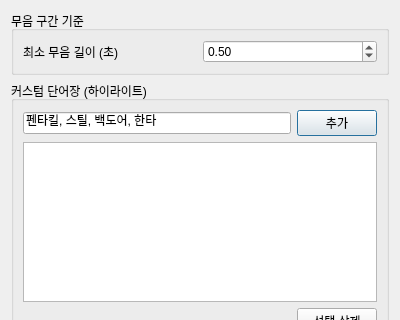
The window that frontend/settings_dialog.ui (ma1ing1ing/SNAP-Editor) describes before a commit, drawn with Qt 5; both pictures show x 0 to 400 and y 0 to 320 of the 400 by 458 pixel window.
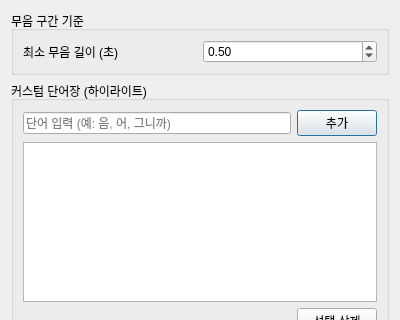
The same window after the commit.

```diff
--- a/frontend/settings_dialog.ui
+++ b/frontend/settings_dialog.ui
@@ -63,7 +63,7 @@
         <item>
          <widget class="QLineEdit" name="input_word">
           <property name="text">
-           <string>펜타킬, 스틸, 백도어, 한타</string>
+           <string></string>
           </property>
           <property name="placeholderText">
            <string>단어 입력 (예: 음, 어, 그니까)</string>
```
